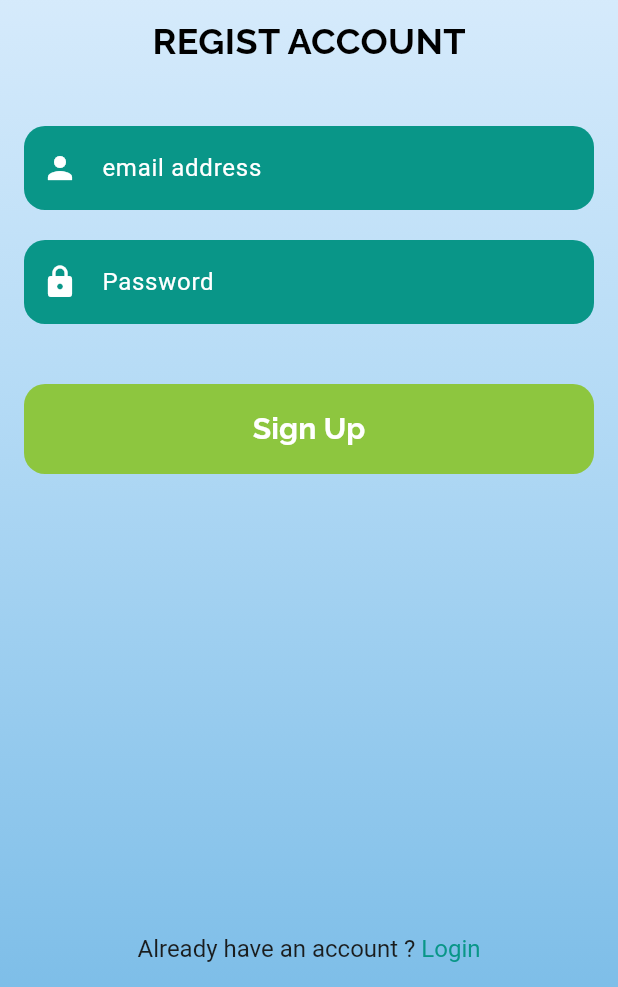
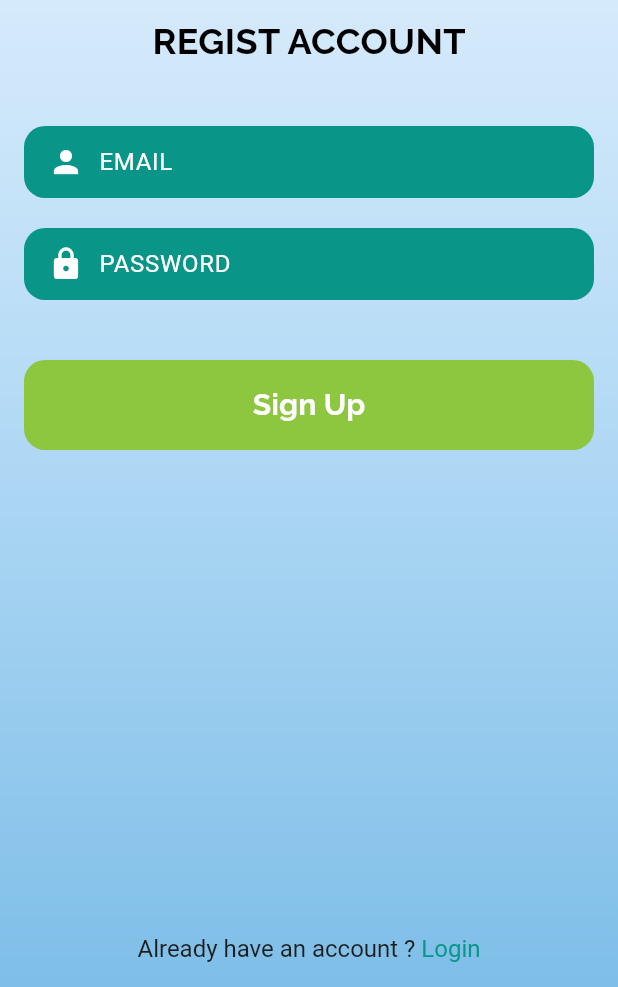
Before and after one commit to Itzkeio/flutter_projectReal, a Flutter app: the Signup screen opened by its route, on a phone screen of 412 x 824 dp, the part 249-1236 px from its top. Run offline on Flutter 3.47's test engine with Material 3 defaults, Android fonts, the phone set to English and light mode, and no system bars; our stand-ins replace cloud_firestore, firebase_auth, firebase_core, flutter_image_compress, fluttertoast, google_fonts and 1 more; missing offline and left inert: mobile_scanner; accounts and stored records are empty.

Commit message:
ubah textbox

```diff
--- a/lib/signup/signup.dart
+++ b/lib/signup/signup.dart
@@ -47,7 +47,7 @@ class Signup extends StatelessWidget {
                       textStyle: const TextStyle(
                         color: Colors.black,
                         fontWeight: FontWeight.bold,
-                        fontSize: 24, // Ukuran font disesuaikan
+                        fontSize: 24,
                       ),
                     ),
                   ),
@@ -67,72 +67,76 @@ class Signup extends StatelessWidget {
   }
 
   Widget _emailAddress() {
-    return Column(
-      mainAxisAlignment: MainAxisAlignment.start,
-      crossAxisAlignment: CrossAxisAlignment.start,
+    return Container(
+      decoration: BoxDecoration(
+        color: const Color(0xff099688),
+        borderRadius: BorderRadius.circular(14),
+      ),
+      child: Padding(
+        padding: const EdgeInsets.symmetric(horizontal: 16.0),
+        child: Row(
           children: [
-        TextField(
+            const Icon(Icons.person, color: Colors.white),
+            const SizedBox(width: 10),
+            Expanded(
+              child: TextField(
                 controller: _emailController,
                 style: const TextStyle(color: Colors.white),
-          decoration: InputDecoration(
-            filled: true,
-            hintText: "email address",
-            hintStyle: const TextStyle(
+                decoration: const InputDecoration(
+                  border: InputBorder.none,
+                  hintText: 'EMAIL',
+                  hintStyle: TextStyle(
                     color: Colors.white,
                     fontWeight: FontWeight.normal,
                     fontSize: 16,
                   ),
-            fillColor: const Color(0xff099688), // Warna disesuaikan
-            border: OutlineInputBorder(
-              borderSide: BorderSide.none,
-              borderRadius: BorderRadius.circular(14),
                 ),
-            prefixIcon: const Icon(
-              Icons.person,
-              color: Colors.white,
-            ), // Icon disesuaikan
               ),
             ),
           ],
+        ),
+      ),
     );
   }
 
   Widget _password() {
-    return Column(
-      mainAxisAlignment: MainAxisAlignment.start,
-      crossAxisAlignment: CrossAxisAlignment.start,
+    return Container(
+      decoration: BoxDecoration(
+        color: const Color(0xff099688),
+        borderRadius: BorderRadius.circular(14),
+      ),
+      child: Padding(
+        padding: const EdgeInsets.symmetric(horizontal: 16.0),
+        child: Row(
           children: [
-        TextField(
+            const Icon(Icons.lock, color: Colors.white),
+            const SizedBox(width: 10),
+            Expanded(
+              child: TextField(
                 controller: _passwordController,
                 obscureText: true,
                 style: const TextStyle(color: Colors.white),
-          decoration: InputDecoration(
-            filled: true,
-            hintText: 'Password',
-            hintStyle: const TextStyle(
+                decoration: const InputDecoration(
+                  border: InputBorder.none,
+                  hintText: 'PASSWORD',
+                  hintStyle: TextStyle(
                     color: Colors.white,
                     fontWeight: FontWeight.normal,
                     fontSize: 16,
                   ),
-            fillColor: const Color(0xff099688), // Warna disesuaikan
-            border: OutlineInputBorder(
-              borderSide: BorderSide.none,
-              borderRadius: BorderRadius.circular(14),
                 ),
-            prefixIcon: const Icon(
-              Icons.lock,
-              color: Colors.white,
-            ), // Icon disesuaikan
               ),
             ),
           ],
+        ),
+      ),
     );
   }
 
   Widget _signup(BuildContext context) {
     return ElevatedButton(
       style: ElevatedButton.styleFrom(
-        backgroundColor: const Color(0xff8dc63f), // Warna disesuaikan
+        backgroundColor: const Color(0xff8dc63f),
         shape: RoundedRectangleBorder(borderRadius: BorderRadius.circular(14)),
         minimumSize: const Size(double.infinity, 60),
         elevation: 0,
@@ -167,7 +171,7 @@ class Signup extends StatelessWidget {
             const TextSpan(
               text: "Already have an account ? ",
               style: TextStyle(
-                color: Color(0xff1A1D1E), // Warna disesuaikan
+                color: Color(0xff1A1D1E),
                 fontWeight: FontWeight.normal,
                 fontSize: 16,
               ),
@@ -175,7 +179,7 @@ class Signup extends StatelessWidget {
             TextSpan(
               text: "Login",
               style: const TextStyle(
-                color: Color(0xff099688), // Warna disesuaikan
+                color: Color(0xff099688),
                 fontWeight: FontWeight.normal,
                 fontSize: 16,
               ),
```
Lines whose indentation alone changed are shown as unchanged.
